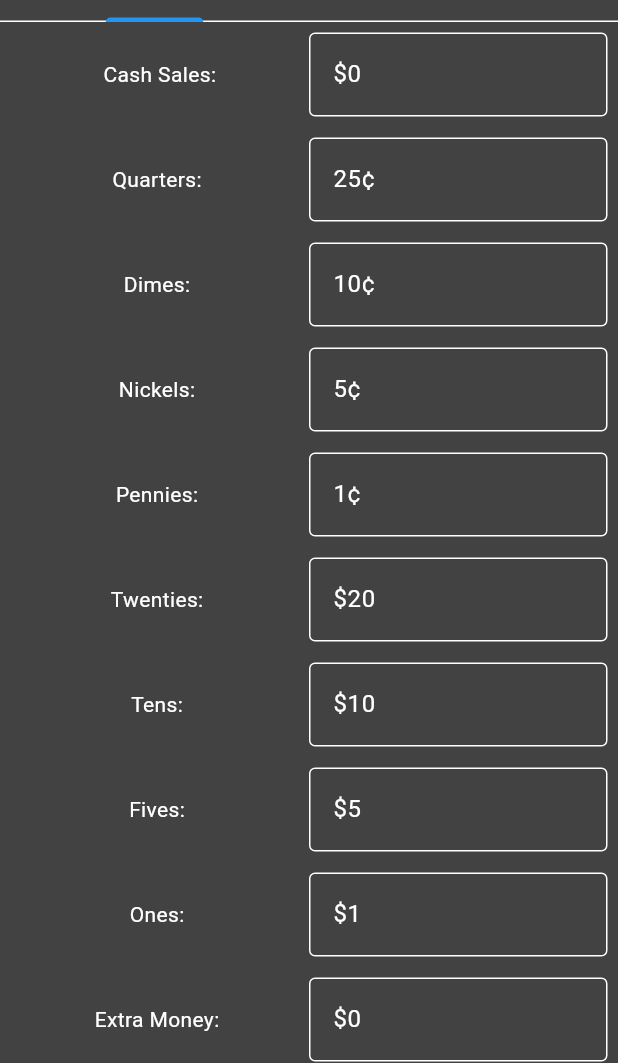
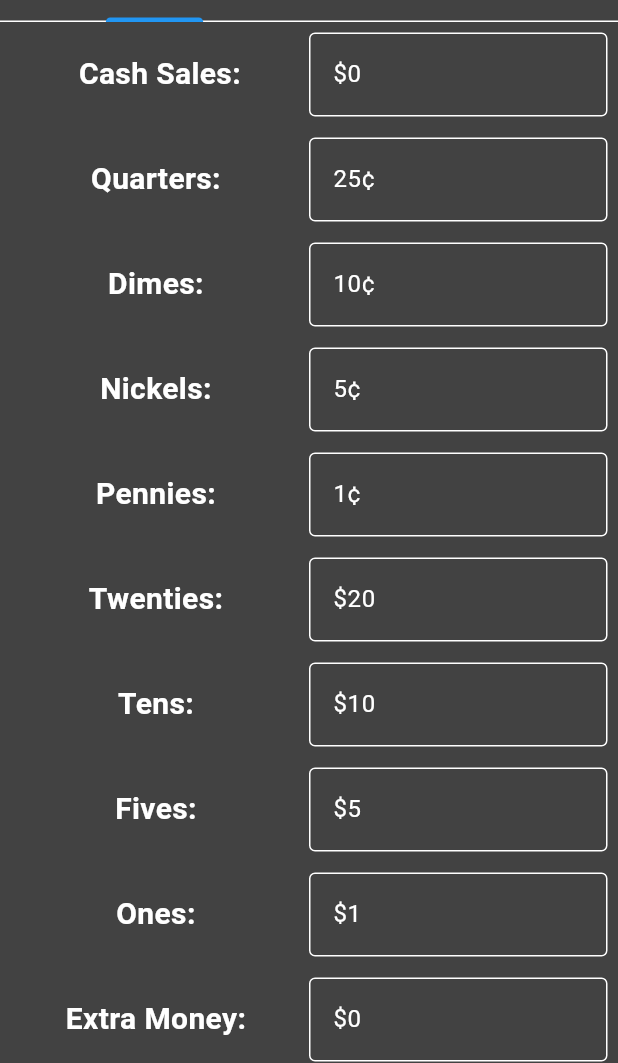
Before and after one commit to Defaulti0/flutter_calculator, a Flutter app: the screen it shows after launch, on a phone screen of 412 x 824 dp, the part 173-1236 px from its top. Run offline on Flutter 3.47's test engine with Material 3 defaults, Android fonts, the phone set to English and light mode, and no system bars; drawn by our look-alikes of dynamic_color; our stand-ins replace cloud_firestore, currency_text_input_formatter, firebase_core; accounts and stored records are empty.

```diff
--- a/lib/register.dart
+++ b/lib/register.dart
@@ -29,29 +29,19 @@ double findSum(List registerList) {
 }
 
 void checkReg(List registerList, String cashSales, bool isReg1) {
-  double regConst = 317.50;
-  String isExact = "";
   double sum = findSum(registerList);
-
-  if (sum > regConst) {
-    isExact = "Over";
-  } else if (sum < regConst) {
-    isExact = "Under";
-  } else {
-    isExact = "Correct";
-  }
 
   if (sum != 0) {
     if (!isReg1) {
-      sendReg(registerList, isExact, sum, cashSales, isReg1);
+      sendReg(registerList, sum, cashSales, isReg1);
     } else {
-      sendReg(registerList, isExact, sum, cashSales, isReg1);
+      sendReg(registerList, sum, cashSales, isReg1);
     }
   }
 }
 
-Future<void> sendReg(List registerList, String isExact, double totalSum,
-    String cashSales, bool isReg1) async {
+Future<void> sendReg(
+    List registerList, double totalSum, String cashSales, bool isReg1) async {
   final docData = {
     'Date': DateTime.now(),
     'Pennies': registerList[7],
@@ -63,7 +53,6 @@ Future<void> sendReg(List registerList, String isExact, double totalSum,
     'Tens': registerList[1],
     'Twenties': registerList[0],
     'Extra': registerList[8],
-    'Status': isExact,
     'Total': totalSum,
     'CashSales': double.parse(cashSales.substring(1)),
   };
@@ -204,7 +193,12 @@ class RegisterState extends State<Register>
             child: Row(
               children: [
                 const Expanded(
-                  child: Center(child: Text("Cash Sales:")),
+                  child: Center(
+                      child: Text(
+                    "Cash Sales:",
+                    style:
+                        TextStyle(fontWeight: FontWeight.bold, fontSize: 20.0),
+                  )),
                 ),
                 Expanded(
                   child: Center(
@@ -244,7 +238,11 @@ class RegisterState extends State<Register>
               children: [
                 const Expanded(
                   child: Center(
-                    child: Text("Quarters: "),
+                    child: Text(
+                      "Quarters: ",
+                      style: TextStyle(
+                          fontWeight: FontWeight.bold, fontSize: 20.0),
+                    ),
                   ),
                 ),
                 Expanded(
@@ -281,7 +279,11 @@ class RegisterState extends State<Register>
               children: [
                 const Expanded(
                   child: Center(
-                    child: Text("Dimes: "),
+                    child: Text(
+                      "Dimes: ",
+                      style: TextStyle(
+                          fontWeight: FontWeight.bold, fontSize: 20.0),
+                    ),
                   ),
                 ),
                 Expanded(
@@ -318,7 +320,11 @@ class RegisterState extends State<Register>
               children: [
                 const Expanded(
                   child: Center(
-                    child: Text("Nickels: "),
+                    child: Text(
+                      "Nickels: ",
+                      style: TextStyle(
+                          fontWeight: FontWeight.bold, fontSize: 20.0),
+                    ),
                   ),
                 ),
                 Expanded(
@@ -355,7 +361,11 @@ class RegisterState extends State<Register>
               children: [
                 const Expanded(
                   child: Center(
-                    child: Text("Pennies: "),
+                    child: Text(
+                      "Pennies: ",
+                      style: TextStyle(
+                          fontWeight: FontWeight.bold, fontSize: 20.0),
+                    ),
                   ),
                 ),
                 Expanded(
@@ -392,7 +402,11 @@ class RegisterState extends State<Register>
               children: [
                 const Expanded(
                   child: Center(
-                    child: Text("Twenties: "),
+                    child: Text(
+                      "Twenties: ",
+                      style: TextStyle(
+                          fontWeight: FontWeight.bold, fontSize: 20.0),
+                    ),
                   ),
                 ),
                 Expanded(
@@ -429,7 +443,11 @@ class RegisterState extends State<Register>
               children: [
                 const Expanded(
                   child: Center(
-                    child: Text("Tens: "),
+                    child: Text(
+                      "Tens: ",
+                      style: TextStyle(
+                          fontWeight: FontWeight.bold, fontSize: 20.0),
+                    ),
                   ),
                 ),
                 Expanded(
@@ -466,7 +484,11 @@ class RegisterState extends State<Register>
               children: [
                 const Expanded(
                   child: Center(
-                    child: Text("Fives: "),
+                    child: Text(
+                      "Fives: ",
+                      style: TextStyle(
+                          fontWeight: FontWeight.bold, fontSize: 20.0),
+                    ),
                   ),
                 ),
                 Expanded(
@@ -503,7 +525,11 @@ class RegisterState extends State<Register>
               children: [
                 const Expanded(
                   child: Center(
-                    child: Text("Ones: "),
+                    child: Text(
+                      "Ones: ",
+                      style: TextStyle(
+                          fontWeight: FontWeight.bold, fontSize: 20.0),
+                    ),
                   ),
                 ),
                 Expanded(
@@ -539,7 +565,12 @@ class RegisterState extends State<Register>
               mainAxisAlignment: MainAxisAlignment.center,
               children: [
                 const Expanded(
-                  child: Center(child: Text("Extra Money: ")),
+                  child: Center(
+                      child: Text(
+                    "Extra Money: ",
+                    style:
+                        TextStyle(fontWeight: FontWeight.bold, fontSize: 20.0),
+                  )),
                 ),
                 Expanded(
                   child: Center(
@@ -572,22 +603,28 @@ class RegisterState extends State<Register>
             ),
           ),
           Container(
-            padding: const EdgeInsets.all(2.0),
+            padding: const EdgeInsets.all(5.0),
             margin: const EdgeInsets.all(5.0),
             child: Row(
               mainAxisAlignment: MainAxisAlignment.spaceAround,
               children: [
                 Flexible(
-                    child:
-                        Text("Total: \$${doubleFormat.format(regList[10])}")),
+                    child: Text(
+                  "Total: \$${doubleFormat.format(regList[10])}",
+                  style: const TextStyle(
+                      fontWeight: FontWeight.bold, fontSize: 20.0),
+                )),
                 Flexible(
                     child: Text(
-                        "After Cash Sales: \$${doubleFormat.format(regList[11])}")),
+                  "After Cash Sales: \$${doubleFormat.format(regList[11])}",
+                  style: const TextStyle(
+                      fontWeight: FontWeight.bold, fontSize: 20.0),
+                )),
               ],
             ),
           ),
           Container(
-            padding: const EdgeInsets.all(2.0),
+            padding: const EdgeInsets.all(5.0),
             margin: const EdgeInsets.all(5.0),
             child: Row(
               mainAxisAlignment: MainAxisAlignment.spaceEvenly,
--- a/pubspec.yaml
+++ b/pubspec.yaml
@@ -16,7 +16,7 @@ publish_to: "none" # Remove this line if you wish to publish to pub.dev
 # https://developer.apple.com/library/archive/documentation/General/Reference/InfoPlistKeyReference/Articles/CoreFoundationKeys.html
 # In Windows, build-name is used as the major, minor, and patch parts
 # of the product and file versions while build-number is used as the build suffix.
-version: 1.0.0+10
+version: 1.0.0+11
 
 environment:
   sdk: "^3.2.0"
```
Also changed, not shown: lib/register_log.dart (+19 -29 lines).
